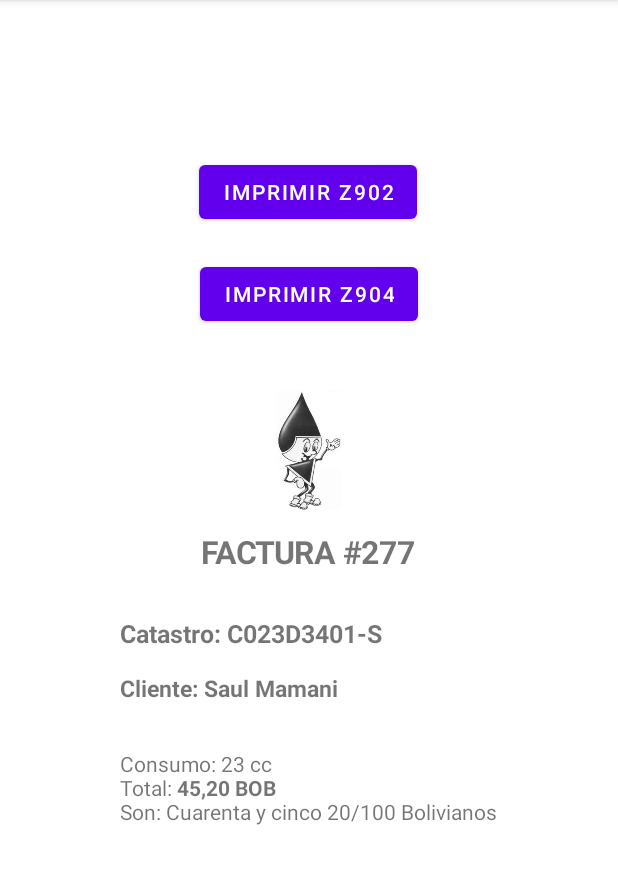
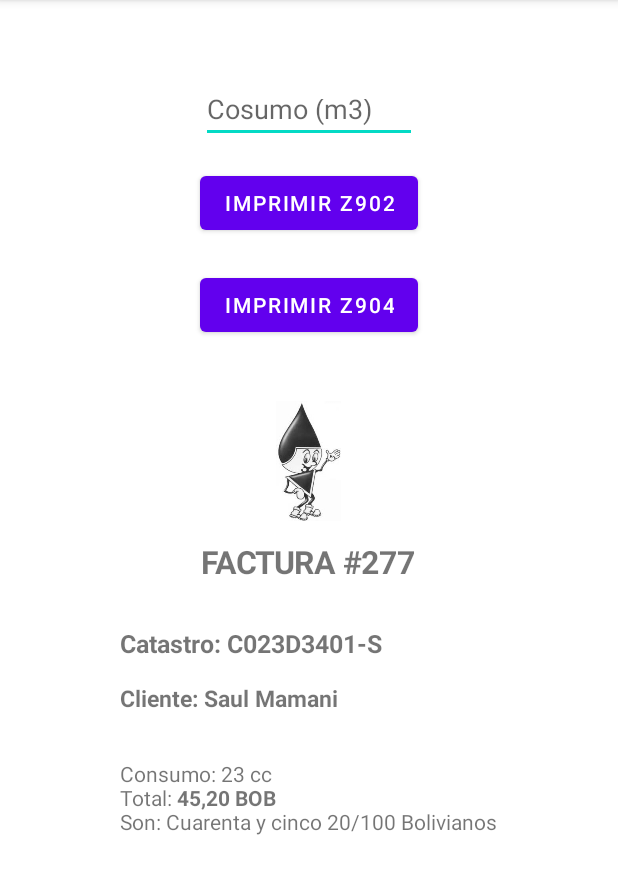
Before and after one commit to saulmamani/examplePrintBluethoo, an Android app: the screen it shows after launch (MainActivity), after a tap on "IMPRIMIR Z902", on a phone screen of 412 x 824 dp, the part 84-978 px from its top. Run offline under Robolectric (Android 15) with nearby library versions, the phone set to English and light mode, and no system bars.

Commit message:
parametro de consumo enviado

```diff
--- a/app/src/main/java/com/example/testzebra/MainActivity.kt
+++ b/app/src/main/java/com/example/testzebra/MainActivity.kt
@@ -3,12 +3,15 @@ package com.example.testzebra
 import android.os.Bundle
 import android.os.Looper
 import android.text.Spanned
+import android.util.Log
 import android.widget.Button
+import android.widget.EditText
 import android.widget.TextView
 import androidx.appcompat.app.AppCompatActivity
 import androidx.core.text.HtmlCompat
 import com.zebra.sdk.comm.BluetoothConnection
 import com.zebra.sdk.comm.Connection
+import org.w3c.dom.Text
 import java.io.OutputStream
 
 
@@ -45,11 +48,17 @@ class MainActivity : AppCompatActivity() {
 
 
         findViewById<Button>(R.id.btnImprimirz902).setOnClickListener {
+            val consumo = findViewById<EditText>(R.id.txtConsumo)
+            data["@consumo_actual"] = consumo.text.toString()
+
             val mac = "CC:78:AB:A0:49:BA"
             Impresion.imprimir(mac, data)
         }
 
         findViewById<Button>(R.id.btnImprimirz900).setOnClickListener {
+            val consumo = findViewById<EditText>(R.id.txtConsumo)
+            data["@consumo_actual"] = consumo.text.toString()
+
             val mac = "B0:91:22:7D:78:7E"
             Impresion.imprimir(mac, data)
         }
--- a/app/src/main/res/layout/activity_main.xml
+++ b/app/src/main/res/layout/activity_main.xml
@@ -22,12 +22,11 @@
         android:id="@+id/btnImprimirz902"
         android:layout_width="wrap_content"
         android:layout_height="wrap_content"
-        android:layout_marginTop="104dp"
+        android:layout_marginTop="16dp"
         android:text="Imprimir z902"
         app:layout_constraintEnd_toEndOf="parent"
-        app:layout_constraintHorizontal_bias="0.497"
         app:layout_constraintStart_toStartOf="parent"
-        app:layout_constraintTop_toTopOf="parent" />
+        app:layout_constraintTop_toBottomOf="@+id/txtConsumo" />
 
     <Button
         android:id="@+id/btnImprimirz900"
@@ -50,4 +49,17 @@
         app:layout_constraintTop_toBottomOf="@+id/btnImprimirz900"
         app:srcCompat="@drawable/yakusela" />
 
+    <EditText
+        android:id="@+id/txtConsumo"
+        android:layout_width="144dp"
+        android:layout_height="39dp"
+        android:layout_marginTop="56dp"
+        android:ems="10"
+        android:hint="Cosumo (m3)"
+        android:inputType="numberSigned"
+        android:minEms="3"
+        app:layout_constraintEnd_toEndOf="parent"
+        app:layout_constraintStart_toStartOf="parent"
+        app:layout_constraintTop_toTopOf="parent" />
+
 </androidx.constraintlayout.widget.ConstraintLayout>
```
